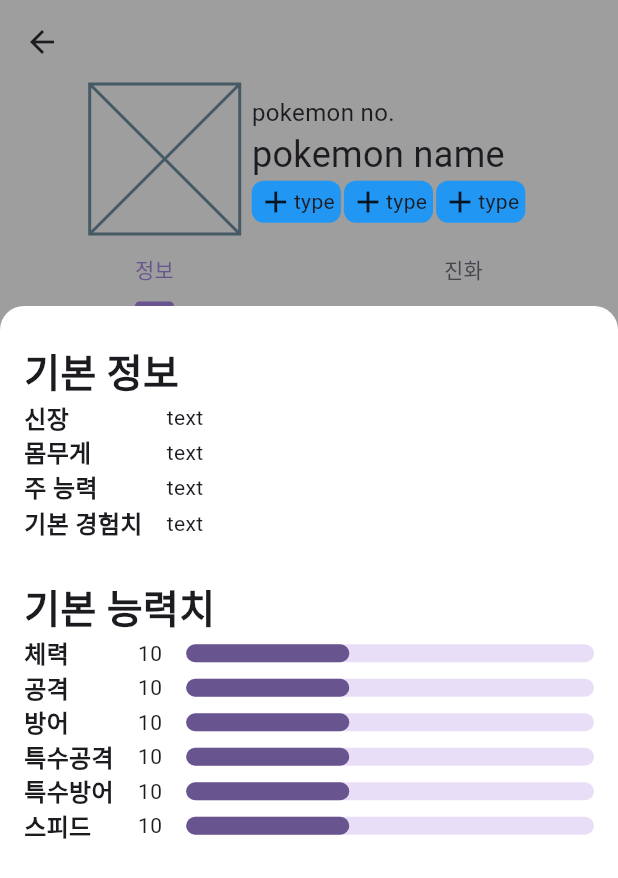
After one commit to dev-hoony/pokedex, a Flutter app: the DetailPage screen opened directly, on a phone screen of 412 x 824 dp. The commit adds this screen. Shown: the top 878 px of the screen. Run offline on Flutter 3.47's test engine with Material 3 defaults, Android fonts, the phone set to English and light mode, and no system bars.

Commit message:
add : 전체 화면 디렉토리, 상세 화면 레이아웃 추가

```diff
--- /dev/null
+++ b/lib/app/presentation/pages/detail/detail_page.dart
@@ -0,0 +1,69 @@
+import 'package:flutter/material.dart';
+import 'package:pokedex/app/presentation/pages/detail/widgets/evolution_tab.dart';
+import 'package:pokedex/app/presentation/pages/detail/widgets/pokemon_info_tab.dart';
+import 'package:pokedex/app/presentation/pages/detail/widgets/pokemon_section.dart';
+
+class DetailPage extends StatefulWidget {
+  const DetailPage({super.key});
+
+  @override
+  State<DetailPage> createState() => _DetailPageState();
+}
+
+class _DetailPageState extends State<DetailPage> with TickerProviderStateMixin {
+  final bgColor = Colors.grey;
+  late TabController _tabController;
+
+  @override
+  void initState() {
+    super.initState();
+    _tabController = TabController(initialIndex: 0, length: 2, vsync: this);
+  }
+
+  @override
+  Widget build(BuildContext context) {
+    return Scaffold(
+      appBar: AppBar(
+        leading: const Icon(Icons.arrow_back),
+        backgroundColor: Colors.transparent,
+      ),
+      backgroundColor: bgColor,
+      body: Column(
+        children: [
+          const PokemonSection(),
+          TabBar(
+            automaticIndicatorColorAdjustment: false,
+            controller: _tabController,
+            dividerColor: Colors.transparent, // remove underline
+            tabs: const [
+              Tab(
+                text: "정보",
+              ),
+              Tab(
+                text: "진화",
+              )
+            ],
+          ),
+          Expanded(
+            child: Container(
+              decoration: const BoxDecoration(
+                color: Colors.white,
+                borderRadius: BorderRadius.only(
+                  topLeft: Radius.circular(16),
+                  topRight: Radius.circular(16),
+                ),
+              ),
+              child: TabBarView(
+                controller: _tabController,
+                children: [
+                  PokemonInfoTab(),
+                  EvolutionTab(),
+                ],
+              ),
+            ),
+          )
+        ],
+      ),
+    );
+  }
+}
--- a/lib/search_tab.dart
+++ b/lib/app/presentation/pages/detail/widgets/evolution_tab.dart
@@ -1,7 +1,7 @@
 import 'package:flutter/material.dart';
 
-class SearchTab extends StatelessWidget {
-  const SearchTab({super.key});
+class EvolutionTab extends StatelessWidget {
+  const EvolutionTab({super.key});
 
   @override
   Widget build(BuildContext context) {
--- /dev/null
+++ b/lib/app/presentation/pages/detail/widgets/pokemon_info_tab.dart
@@ -0,0 +1,112 @@
+import 'package:flutter/material.dart';
+
+class PokemonInfoTab extends StatelessWidget {
+  const PokemonInfoTab({super.key});
+
+  @override
+  Widget build(BuildContext context) {
+    return SingleChildScrollView(
+      child: Padding(
+        padding: const EdgeInsets.symmetric(horizontal: 16, vertical: 24),
+        child: Column(
+          crossAxisAlignment: CrossAxisAlignment.start,
+          children: [
+            _buildTitle("기본 정보"),
+            Table(
+              defaultColumnWidth: const IntrinsicColumnWidth(),
+              defaultVerticalAlignment: TableCellVerticalAlignment.middle,
+              children: [
+                _buildInfoView(title: "신장", value: "text"),
+                _buildInfoView(title: "몸무게", value: "text"),
+                _buildInfoView(title: "주 능력", value: "text"),
+                _buildInfoView(title: "기본 경험치", value: "text"),
+              ],
+            ),
+            const SizedBox(
+              height: 24,
+            ),
+            _buildTitle("기본 능력치"),
+            Table(
+              defaultColumnWidth: const IntrinsicColumnWidth(),
+              columnWidths: const {
+                2: FlexColumnWidth(),
+              },
+              defaultVerticalAlignment: TableCellVerticalAlignment.middle,
+              children: [
+                _buildStatView(title: "체력", stat: 10),
+                _buildStatView(title: "공격", stat: 10),
+                _buildStatView(title: "방어", stat: 10),
+                _buildStatView(title: "특수공격", stat: 10),
+                _buildStatView(title: "특수방어", stat: 10),
+                _buildStatView(title: "스피드", stat: 10),
+              ],
+            ),
+          ],
+        ),
+      ),
+    );
+  }
+
+  TableRow _buildInfoView({String title = "", String value = ""}) {
+    return TableRow(
+      children: [
+        Container(
+          margin: const EdgeInsets.only(right: 16),
+          child: _buildDescTitle(title),
+        ),
+        _buildDescValue(value),
+      ],
+    );
+  }
+
+  Widget _buildTitle(String text) {
+    return Text(
+      text,
+      style: const TextStyle(
+        fontWeight: FontWeight.bold,
+        fontSize: 26,
+      ),
+    );
+  }
+
+  Widget _buildDescTitle(String text) {
+    return Text(
+      text,
+      style: const TextStyle(
+        fontWeight: FontWeight.bold,
+        fontSize: 16,
+      ),
+    );
+  }
+
+  Widget _buildDescValue(String text) {
+    return Text(text);
+  }
+
+  Widget _buildGauge(double value) {
+    return Container(
+      margin: const EdgeInsets.only(left: 16),
+      child: LinearProgressIndicator(
+        minHeight: 12,
+        value: value / 25,
+        borderRadius: BorderRadius.circular(16),
+      ),
+    );
+  }
+
+  TableRow _buildStatView({
+    String title = "",
+    double stat = 0,
+  }) {
+    return TableRow(
+      children: [
+        Container(
+          margin: const EdgeInsets.only(right: 16),
+          child: _buildDescTitle(title),
+        ),
+        _buildDescValue(stat.toInt().toString()),
+        _buildGauge(stat)
+      ],
+    );
+  }
+}
--- /dev/null
+++ b/lib/app/presentation/pages/detail/widgets/pokemon_section.dart
@@ -0,0 +1,41 @@
+import 'package:flutter/material.dart';
+import 'package:pokedex/app/presentation/pages/detail/widgets/pokemon_type_card.dart';
+
+class PokemonSection extends StatelessWidget {
+  const PokemonSection({super.key});
+
+  @override
+  Widget build(BuildContext context) {
+    return Row(
+      mainAxisAlignment: MainAxisAlignment.center,
+      children: [
+        Container(
+          margin: const EdgeInsets.only(right: 8),
+          width: 100,
+          height: 100,
+          child: const Placeholder(),
+        ),
+        const Column(
+          crossAxisAlignment: CrossAxisAlignment.start,
+          children: [
+            Text(
+              'pokemon no.',
+              style: TextStyle(fontSize: 16),
+            ),
+            Text(
+              'pokemon name',
+              style: TextStyle(fontSize: 24),
+            ),
+            Row(
+              children: [
+                PokemonTypeCard(),
+                PokemonTypeCard(),
+                PokemonTypeCard(),
+              ],
+            )
+          ],
+        )
+      ],
+    );
+  }
+}
--- /dev/null
+++ b/lib/app/presentation/pages/detail/widgets/pokemon_type_card.dart
@@ -0,0 +1,26 @@
+import 'package:flutter/material.dart';
+
+class PokemonTypeCard extends StatelessWidget {
+  const PokemonTypeCard({super.key});
+
+  @override
+  Widget build(BuildContext context) {
+    return Container(
+      decoration: BoxDecoration(
+        color: Colors.blue,
+        borderRadius: BorderRadius.circular(8),
+      ),
+      margin: const EdgeInsets.only(right: 2),
+      padding: const EdgeInsets.symmetric(
+        horizontal: 4,
+        vertical: 2,
+      ),
+      child: const Row(
+        children: [
+          Icon(Icons.add),
+          Text("type"),
+        ],
+      ),
+    );
+  }
+}
--- a/lib/main.dart
+++ b/lib/main.dart
@@ -1,6 +1,6 @@
 import 'package:flutter/material.dart';
 
-import 'home_page.dart';
+import 'app/presentation/pages/main/main_page.dart';
 
 void main() {
   runApp(const MyApp());
@@ -12,12 +12,12 @@ class MyApp extends StatelessWidget {
   @override
   Widget build(BuildContext context) {
     return MaterialApp(
-      title: 'Flutter Demo',
+      title: 'Pokedex demo',
       theme: ThemeData(
         colorScheme: ColorScheme.fromSeed(seedColor: Colors.deepPurple),
         useMaterial3: true,
       ),
-      home: const HomePage(),
+      home: const MainPage(),
     );
   }
 }
```
Also changed, not shown: lib/app/presentation/pages/home/home_page.dart (added, +15 -0 lines), lib/app/presentation/pages/main/main_page.dart (added, +39 -0 lines), lib/app/presentation/pages/profile/profile_page.dart (added, +15 -0 lines), lib/app/presentation/pages/search/search_page.dart (added, +15 -0 lines), lib/home_page.dart (deleted, +0 -42 lines), lib/home_tab.dart (deleted, +0 -35 lines), lib/profile_tab.dart (deleted, +0 -14 lines).
